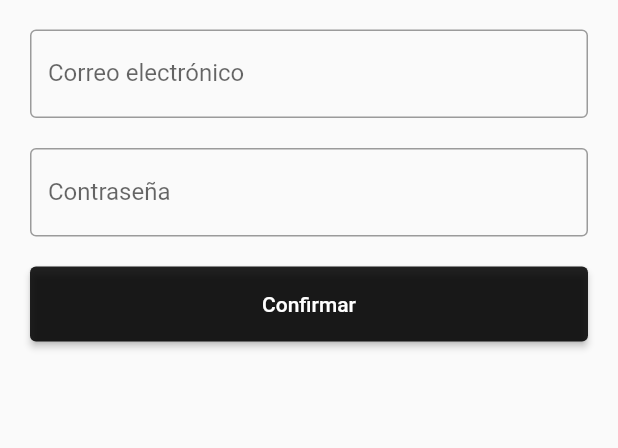
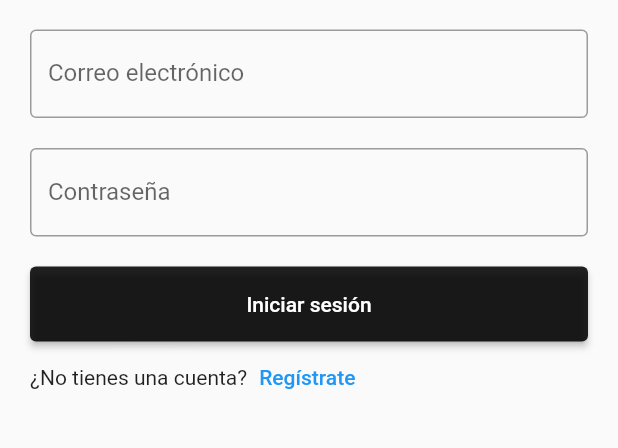
Before and after one commit to Cachiss/lockey_app, a Flutter app: the screen it shows after launch, on a phone screen of 412 x 824 dp, the part 533-981 px from its top. Run offline on Flutter 3.47's test engine with Material 2 defaults, Android fonts, the phone set to English and light mode, and no system bars; our stand-ins replace email_validator, firebase_auth, firebase_core; accounts and stored records are empty.

Commit message:
replace widgets

```diff
--- a/lib/pages/auth/login_page.dart
+++ b/lib/pages/auth/login_page.dart
@@ -1,7 +1,7 @@
+import 'package:app/widgets/button.dart';
 import 'package:flutter/material.dart';
 import 'package:app/auth.dart';
 import 'package:email_validator/email_validator.dart';
-import 'package:app/pages/home/home_page.dart';
 
 class LoginPage extends StatefulWidget {
   const LoginPage({super.key});
@@ -17,10 +17,17 @@ class _LoginPageState extends State<LoginPage> {
   String email = '', password = '';
   bool _errorMessage = false;
 
-  void errorState() {
+  void _errorState() {
     setState(() {
       _errorMessage = true;
     });
+  }
+
+  void _submit() {
+    if (_formKey.currentState!.validate()) {
+      _formKey.currentState!.save();
+      auth.signInWithEmailAndPassword(email, password, _errorState);
+    }
   }
 
   @override
@@ -104,25 +111,23 @@ class _LoginPageState extends State<LoginPage> {
                               ),
                             Container(
                               margin: const EdgeInsets.only(top: 20),
-                              child: ElevatedButton(
-                                onPressed: () {
-                                  //validacón del input
-                                  if (_formKey.currentState!.validate()) {
-                                    //guardar los valores de los input
-                                    _formKey.currentState!.save();
-                                    auth.signInWithEmailAndPassword(
-                                        email, password, errorState);
-                                  }
-                                },
-                                style: ButtonStyle(
-                                  backgroundColor:
-                                      MaterialStateProperty.all(Colors.black87),
-                                  minimumSize: MaterialStateProperty.all(
-                                      const Size(double.infinity, 50)),
-                                ),
-                                child: const Text("Confirmar"),
+                              child: ButtonWidget(
+                                textContent: "Iniciar sesión",
+                                onPressed: _submit,
                               ),
                             ),
+                            Row(
+                              children: [
+                                const Text("¿No tienes una cuenta?"),
+                                TextButton(
+                                  onPressed: () {
+                                    Navigator.pushReplacementNamed(
+                                        context, '/register');
+                                  },
+                                  child: const Text("Regístrate"),
+                                ),
+                              ],
+                            )
                           ],
                         ),
                       ),
--- /dev/null
+++ b/lib/widgets/button.dart
@@ -0,0 +1,23 @@
+import 'package:flutter/material.dart';
+
+class ButtonWidget extends StatelessWidget {
+  final String textContent;
+  final Function onPressed;
+
+  const ButtonWidget(
+      {super.key, required this.textContent, required this.onPressed});
+
+  @override
+  Widget build(BuildContext context) {
+    return ElevatedButton(
+      onPressed: () {
+        onPressed();
+      },
+      style: ButtonStyle(
+        backgroundColor: MaterialStateProperty.all(Colors.black87),
+        minimumSize: MaterialStateProperty.all(const Size(double.infinity, 50)),
+      ),
+      child: Text(textContent),
+    );
+  }
+}
```
